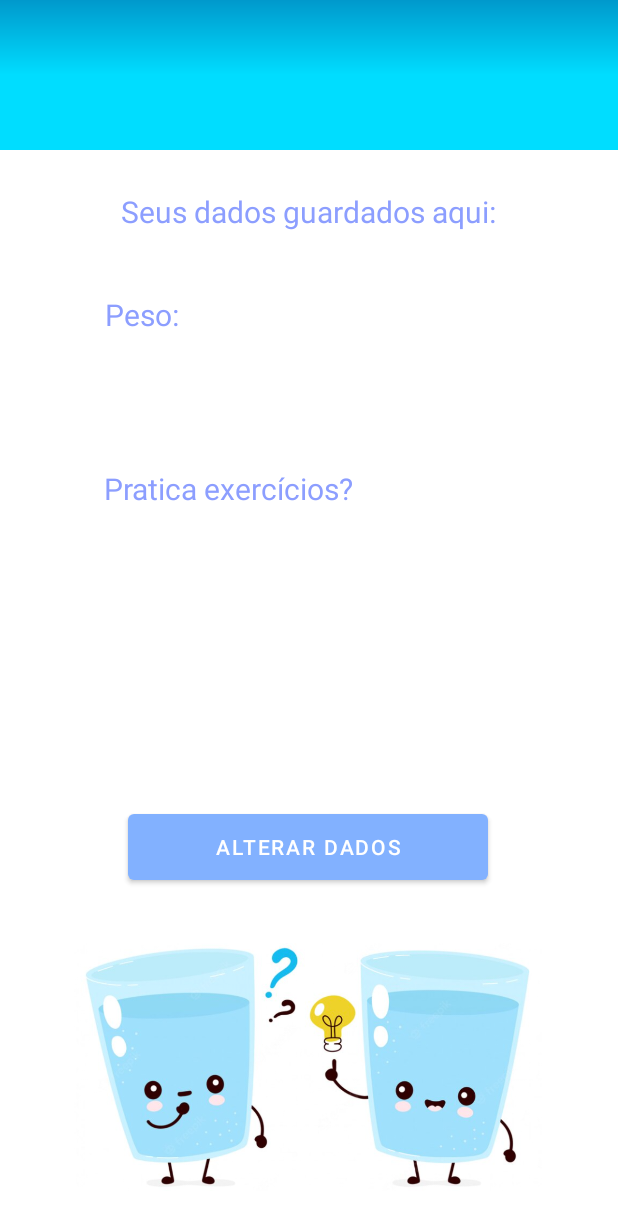
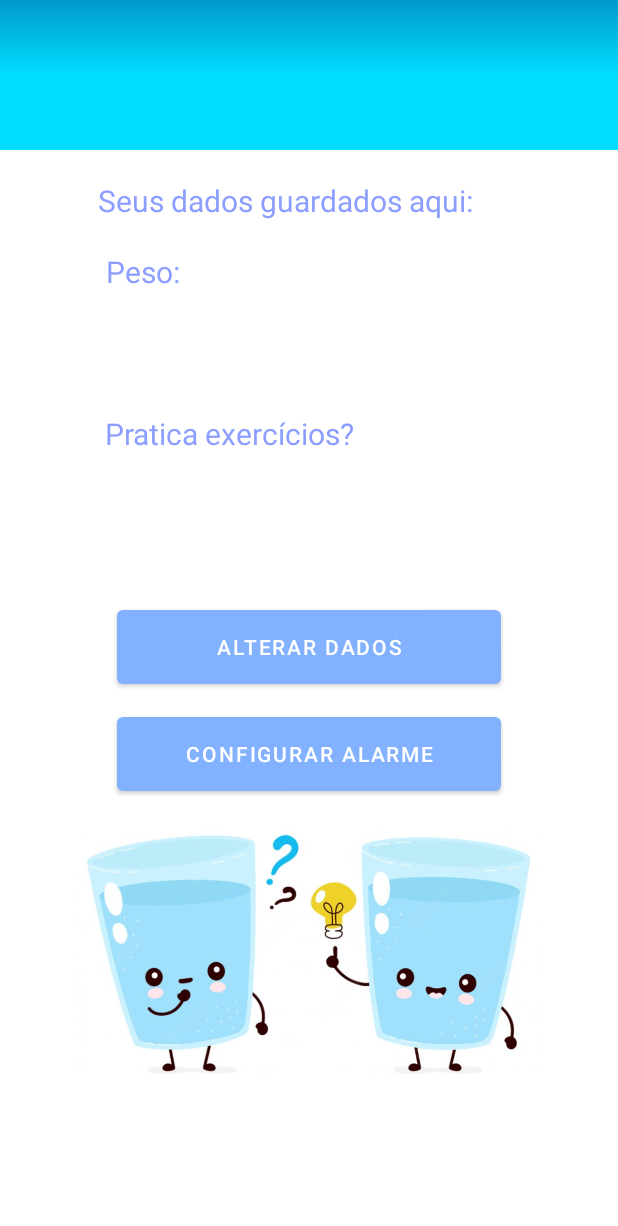
Before and after one commit to KevinRickelme/App-BeberAgua, an Android app: the layout activity_config.xml on its own in the app's theme, with its tools: preview values and no code run, on a phone screen of 412 x 824 dp. Shown: the top 1226 px of the screen. Run offline under Robolectric (Android 15) with nearby library versions, the light colour scheme and no system bars.

Commit message:
Alterações na tela Config

```diff
--- a/app/src/main/java/com/example/appbebergua/Config.java
+++ b/app/src/main/java/com/example/appbebergua/Config.java
@@ -1,6 +1,54 @@
 package com.example.appbebergua;
 
 import android.app.Activity;
+import android.content.Intent;
+import android.os.Bundle;
+import android.view.View;
+import android.widget.Button;
+import android.widget.TextView;
+
+import model.Pessoa;
 
 public class Config extends Activity {
+
+    private TextView txtNome;
+    private TextView txtPeso;
+    private TextView txtPraticaExercicio;
+    private Button btnAlterar;
+    private Button btnAlarme;
+    private Pessoa pessoa;
+    private Intent it;
+
+    @Override
+    protected void onCreate(Bundle savedInstanceState) {
+        super.onCreate(savedInstanceState);
+        setContentView(R.layout.activity_config);
+
+        txtPraticaExercicio = findViewById(R.id.txtPraticaExercicio);
+
+
+        btnAlterar = findViewById(R.id.btnAlterar);
+
+        txtPeso = findViewById(R.id.txtPeso);
+        it = getIntent();
+        pessoa = (Pessoa)it.getSerializableExtra("Pessoa");
+        txtPeso.setText((int) pessoa.Peso);
+
+        txtNome = findViewById(R.id.txtNome);
+        it = getIntent();
+        pessoa = (Pessoa)it.getSerializableExtra("Pessoa");
+        txtNome.setText(pessoa.Nome);
+    }
+
+    public void btnAlterar(View view) {
+        Intent it;
+        it = new Intent(this, DadosPessoais.class);
+        startActivity(it);
+    }
+
+    public void btnAlarme(View view) {
+        Intent it;
+        it = new Intent(this, activity_alarmes.class);
+        startActivity(it);
+    }
 }
--- a/app/src/main/res/layout/activity_config.xml
+++ b/app/src/main/res/layout/activity_config.xml
@@ -6,116 +6,126 @@
     android:layout_height="match_parent"
     tools:context=".Config">
 
-    <TextView
-        android:id="@+id/textView8"
-        android:layout_width="wrap_content"
-        android:layout_height="wrap_content"
-        android:layout_marginTop="212dp"
-        android:gravity="center_horizontal"
-        android:text="Pratica exercícios?"
-        android:textColor="#8C9EFF"
-        android:textSize="20sp"
-        app:layout_constraintBottom_toTopOf="@+id/txtExercicios"
-        app:layout_constraintEnd_toEndOf="parent"
-        app:layout_constraintHorizontal_bias="0.283"
-        app:layout_constraintStart_toStartOf="parent"
-        app:layout_constraintTop_toBottomOf="@+id/view2"
-        app:layout_constraintVertical_bias="0.0" />
-
-    <TextView
-        android:id="@+id/textView6"
-        android:layout_width="wrap_content"
-        android:layout_height="wrap_content"
-        android:layout_marginTop="96dp"
-        android:gravity="center_horizontal"
-        android:text="Peso:"
-        android:textColor="#8C9EFF"
-        android:textSize="20sp"
-        app:layout_constraintBottom_toTopOf="@+id/txtExercicios"
-        app:layout_constraintEnd_toEndOf="parent"
-        app:layout_constraintHorizontal_bias="0.191"
-        app:layout_constraintStart_toStartOf="parent"
-        app:layout_constraintTop_toBottomOf="@+id/view2"
-        app:layout_constraintVertical_bias="0.0" />
-
-    <TextView
-        android:id="@+id/txtPeso"
+    <LinearLayout
+        android:id="@+id/linearLayout"
         android:layout_width="match_parent"
-        android:layout_height="wrap_content"
-        android:layout_marginTop="148dp"
-        android:gravity="center_horizontal"
-        android:text=""
-        android:textColor="@color/purple_200"
-        android:textSize="30sp"
-        app:layout_constraintBottom_toTopOf="@+id/txtExercicios"
-        app:layout_constraintEnd_toEndOf="parent"
-        app:layout_constraintHorizontal_bias="0.0"
-        app:layout_constraintStart_toStartOf="parent"
-        app:layout_constraintTop_toBottomOf="@+id/view2"
-        app:layout_constraintVertical_bias="0.0" />
-
-    <TextView
-        android:id="@+id/txtExercicios"
-        android:layout_width="match_parent"
-        android:layout_height="wrap_content"
-        android:layout_marginTop="252dp"
-        android:gravity="center_horizontal"
-        android:text=""
-        android:textColor="@color/purple_200"
-        android:textSize="30sp"
-        app:layout_constraintBottom_toTopOf="@+id/btnAlterar"
-        app:layout_constraintEnd_toEndOf="parent"
-        app:layout_constraintHorizontal_bias="0.0"
-        app:layout_constraintStart_toStartOf="parent"
-        app:layout_constraintTop_toBottomOf="@+id/view2"
-        app:layout_constraintVertical_bias="0.25" />
+        android:layout_height="match_parent"
+        android:orientation="vertical"
+        tools:layout_editor_absoluteX="16dp"
+        tools:layout_editor_absoluteY="16dp">
 
         <View
             android:id="@+id/view2"
             android:layout_width="match_parent"
             android:layout_height="100dp"
-        android:background="@drawable/container_header"
-        app:layout_constraintEnd_toEndOf="parent"
-        app:layout_constraintStart_toStartOf="parent"
-        app:layout_constraintTop_toTopOf="parent" />
+            android:background="@drawable/container_header" />
 
         <TextView
-        android:id="@+id/textView2"
+            android:id="@+id/txtNome"
             android:layout_width="wrap_content"
             android:layout_height="wrap_content"
+            android:layout_gravity="center_horizontal"
+            android:layout_marginTop="20dp"
+            android:layout_marginEnd="15dp"
+            android:layout_marginRight="15dp"
+            android:layout_marginBottom="0dp"
             android:gravity="center_horizontal"
             android:text="Seus dados guardados aqui:"
             android:textColor="#8C9EFF"
             android:textSize="20sp"
             app:layout_constraintBottom_toBottomOf="parent"
             app:layout_constraintEnd_toEndOf="parent"
-        app:layout_constraintHorizontal_bias="0.496"
             app:layout_constraintStart_toStartOf="parent"
-        app:layout_constraintTop_toTopOf="parent"
-        app:layout_constraintVertical_bias="0.16" />
+            app:layout_constraintTop_toBottomOf="@+id/view2" />
+
+        <TextView
+            android:id="@+id/textView6"
+            android:layout_width="wrap_content"
+            android:layout_height="wrap_content"
+            android:layout_marginLeft="70dp"
+            android:layout_marginTop="20dp"
+            android:gravity="center_horizontal"
+            android:text="Peso:"
+            android:textColor="#8C9EFF"
+            android:textSize="20sp" />
+
+        <TextView
+            android:id="@+id/txtPeso"
+            android:layout_width="match_parent"
+            android:layout_height="wrap_content"
+            android:layout_marginLeft="0dp"
+            android:layout_marginTop="20dp"
+            android:layout_marginBottom="0dp"
+            android:gravity="center_horizontal"
+            android:textAlignment="center"
+            android:textColor="@color/purple_200"
+            android:textSize="30sp"
+            app:layout_constraintBottom_toBottomOf="parent"
+            app:layout_constraintEnd_toEndOf="parent"
+            app:layout_constraintStart_toStartOf="parent"
+            app:layout_constraintTop_toBottomOf="@+id/textView2" />
+
+        <TextView
+            android:id="@+id/textView8"
+            android:layout_width="wrap_content"
+            android:layout_height="wrap_content"
+            android:layout_marginLeft="70dp"
+            android:layout_marginTop="20dp"
+            android:gravity="center_horizontal"
+            android:text="Pratica exercícios?"
+            android:textColor="#8C9EFF"
+            android:textSize="20sp" />
+
+        <TextView
+            android:id="@+id/txtPraticaExercicio"
+            android:layout_width="match_parent"
+            android:layout_height="wrap_content"
+            android:layout_marginTop="20dp"
+            android:gravity="center_horizontal"
+            android:minHeight="48dp"
+            android:onClick="btnAlterar"
+            android:textAlignment="center"
+            android:textColor="@color/purple_200"
+            android:textSize="30sp"
+            tools:ignore="SpeakableTextPresentCheck" />
 
         <Button
             android:id="@+id/btnAlterar"
-        android:layout_width="240dp"
-        android:layout_height="56dp"
-        android:layout_marginBottom="36dp"
+            android:layout_width="256dp"
+            android:layout_height="61dp"
+            android:layout_gravity="center_horizontal"
+            android:layout_marginTop="30dp"
+            android:layout_marginRight="0dp"
+            android:onClick="btnAlterar"
             android:text="Alterar dados"
             android:textSize="14sp"
-        app:layout_constraintBottom_toTopOf="@+id/imageView4"
+            app:layout_constraintBottom_toBottomOf="parent"
             app:layout_constraintEnd_toEndOf="parent"
-        app:layout_constraintHorizontal_bias="0.497"
-        app:layout_constraintStart_toStartOf="parent" />
+            app:layout_constraintStart_toStartOf="parent"
+            app:layout_constraintTop_toBottomOf="@+id/txtPraticaExercicio" />
+
+        <Button
+            android:id="@+id/btnAlarme"
+            android:layout_width="256dp"
+            android:layout_height="61dp"
+            android:layout_gravity="center_horizontal"
+            android:layout_marginTop="10dp"
+            android:layout_marginRight="0dp"
+            android:onClick="btnAlarme"
+            android:text="Configurar alarme"
+            android:textSize="14sp"
+            app:layout_constraintBottom_toBottomOf="parent"
+            app:layout_constraintEnd_toEndOf="parent"
+            app:layout_constraintStart_toStartOf="parent"
+            app:layout_constraintTop_toBottomOf="@+id/txtPraticaExercicio" />
 
         <ImageView
             android:id="@+id/imageView4"
             android:layout_width="356dp"
             android:layout_height="165dp"
-        app:layout_constraintBottom_toBottomOf="parent"
-        app:layout_constraintEnd_toEndOf="parent"
-        app:layout_constraintHorizontal_bias="0.49"
-        app:layout_constraintStart_toStartOf="parent"
-        app:layout_constraintTop_toTopOf="@+id/view2"
-        app:layout_constraintVertical_bias="0.954"
+            android:layout_gravity="center_horizontal"
+            android:layout_marginTop="20dp"
             app:srcCompat="@drawable/copos" />
+    </LinearLayout>
 
 </androidx.constraintlayout.widget.ConstraintLayout>
```
Lines whose indentation alone changed are shown as unchanged.
